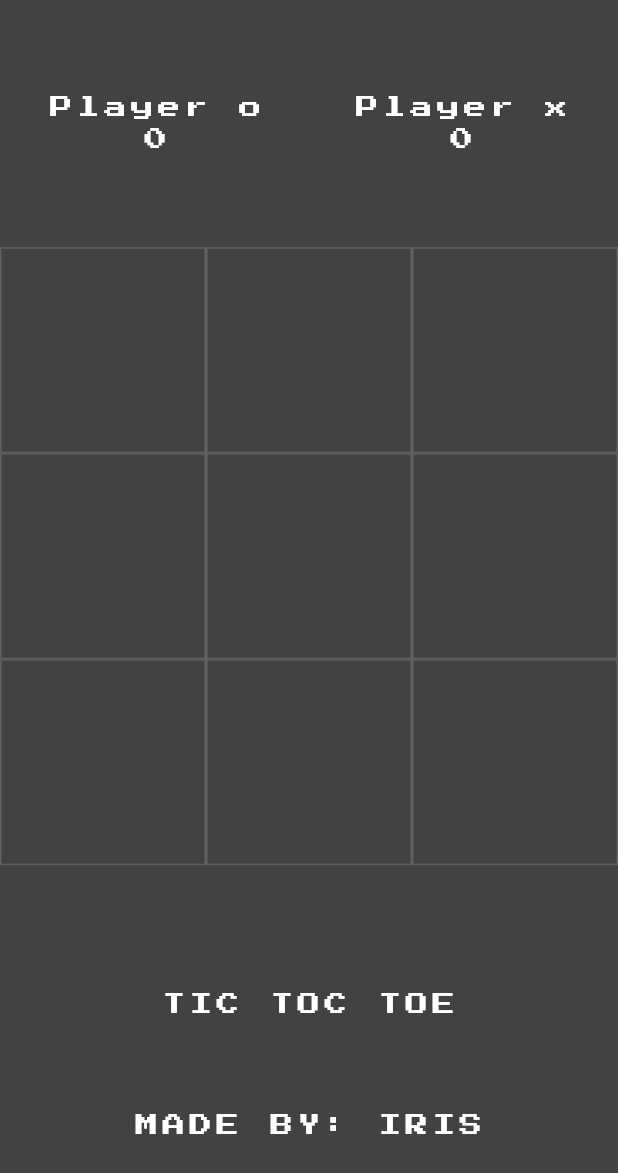
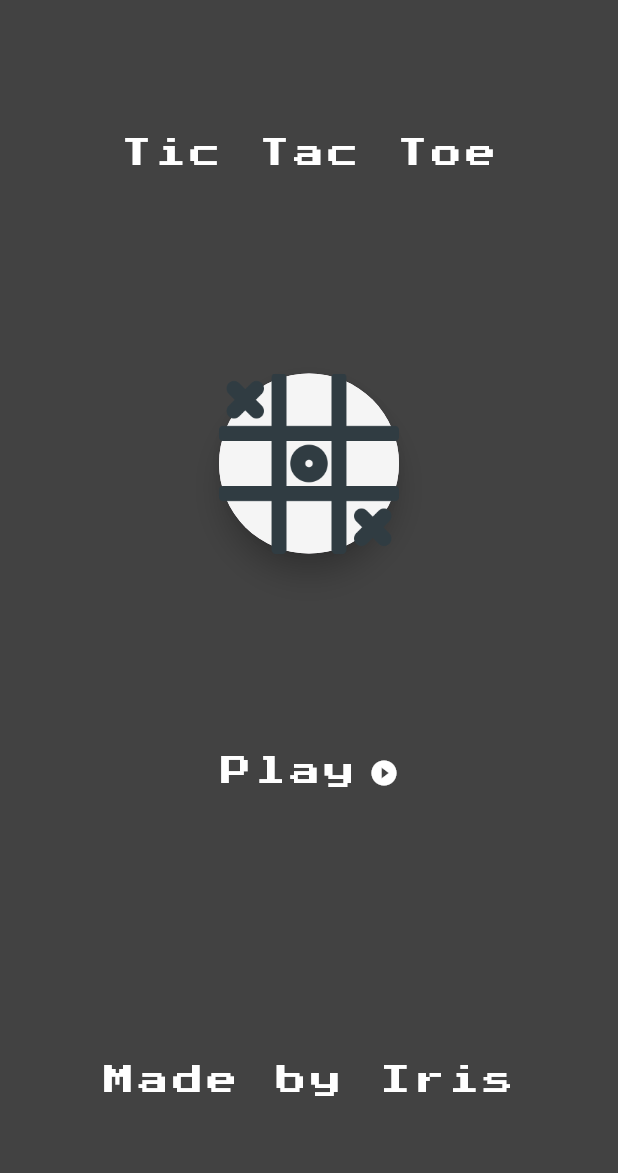
Before and after one commit to vohoangloc123/TicTacToe, a Flutter app: the screen it shows after launch, on a phone screen of 412 x 824 dp. Shown: the top 1173 px of the screen. Run offline on Flutter 3.47's test engine with Material 3 defaults, Android fonts, the phone set to English and light mode, and no system bars; drawn by our look-alikes of avatar_glow; our stand-ins replace google_fonts.

Commit message:
added avatar glow for logo and intro Screen

```diff
--- a/lib/main.dart
+++ b/lib/main.dart
@@ -1,5 +1,7 @@
+import 'package:avatar_glow/avatar_glow.dart';
 import 'package:flutter/material.dart';
 import 'package:google_fonts/google_fonts.dart';
+import 'homepage.dart';
 
 void main() {
   runApp(const MyApp());
@@ -12,97 +14,95 @@ class MyApp extends StatelessWidget {
   Widget build(BuildContext context) {
     return MaterialApp(
       debugShowCheckedModeBanner: false,
-      home: HomePage(),
+      home: IntroScreen(),
     );
   }
 }
 
-class HomePage extends StatefulWidget {
-  const HomePage({super.key});
-
+class IntroScreen extends StatefulWidget {
   @override
-  State<HomePage> createState() => _HomePageState();
+  State<StatefulWidget> createState() {
+    return _IntroScreenState();
+  }
 }
 
-class _HomePageState extends State<HomePage> {
-  bool ohTurn = true;
-  List<String> displayExOh = ['', '', '', '', '', '', '', '', ''];
-  var myTextStyle = TextStyle(color: Colors.white, fontSize: 30);
-  int ohScore = 0;
-  int exScore = 0;
-  int filledBoxes = 0;
-  static var myNewFont = GoogleFonts.pressStart2p(
-      textStyle: TextStyle(color: Colors.black, letterSpacing: 3));
+class _IntroScreenState extends State<IntroScreen> {
   static var MyNewFontWhite = GoogleFonts.pressStart2p(
-      textStyle: TextStyle(color: Colors.white, letterSpacing: 3, fontSize: 15));
+      textStyle: TextStyle(color: Colors.white, letterSpacing: 3, fontSize: 20));
   @override
   Widget build(BuildContext context) {
     return Scaffold(
       backgroundColor: Colors.grey[800],
       body: Column(
-        children: <Widget>[
+        children: [
           Expanded(
-            child: Row(
-              mainAxisAlignment: MainAxisAlignment.center,
-              children: <Widget>[
-                Padding(
-                  padding: const EdgeInsets.all(30.0),
-                  child: Column(
-                    mainAxisAlignment: MainAxisAlignment.center,
-                    children: [
-                      Text('Player o', style: MyNewFontWhite),
-                      Text(ohScore.toString(), style: MyNewFontWhite),
-                    ],
-                  ),
-                ),
-                Padding(
-                  padding: const EdgeInsets.all(30.0),
-                  child: Column(
-                    mainAxisAlignment: MainAxisAlignment.center,
-                    children: [
-                      Text('Player x', style: MyNewFontWhite),
-                      Text(exScore.toString(), style: MyNewFontWhite),
-                    ],
-                  ),
-                ),
-              ],
+            flex: 3,
+            child: Center(
+              child: Text(
+                'Tic Tac Toe',
+                style: MyNewFontWhite,
+              ),
             ),
           ),
           Expanded(
             flex: 3,
-            child: GridView.builder(
-              itemCount: 9,
-              gridDelegate:
-                  SliverGridDelegateWithFixedCrossAxisCount(crossAxisCount: 3),
-              itemBuilder: (BuildContext content, int index) {
-                return GestureDetector(
-                  onTap: () {
-                    _tapped(index);
-                  },
-                  child: Container(
-                    decoration: BoxDecoration(
-                        border: Border.all(color: Colors.grey[700]!)),
-                    child: Center(
-                      child: Text(
-                        displayExOh[index],
-                        style: TextStyle(color: Colors.white, fontSize: 40),
-                      ),
-                    ),
+            child: Center(
+              child: AvatarGlow(
+                glowColor: Colors.white,
+                duration: Duration(milliseconds: 2000),
+                repeat: true,
+
+                child: Material(
+                  elevation: 8.0,
+                  shape: CircleBorder(),
+                  child: CircleAvatar(
+                    backgroundColor: Colors.grey[100],
+                    child: Image.asset('lib/images/tictactoelogo.png'),
+                    radius: 60.0,
                   ),
-                );
-              },
+                ),
+              ),
             ),
           ),
           Expanded(
-            child: Container(
-              color: Colors.grey[800]!,
-              child: Center(
-                child: Column(
-                  children: <Widget>[
-                    Text('TIC TOC TOE', style: MyNewFontWhite),
-                    SizedBox(height: 60,),
-                    Text('MADE BY: IRIS', style: MyNewFontWhite),
-                    SizedBox(height: 20,),
+            flex: 3,
+            child: Center(
+              child: GestureDetector(
+                onTap: () {
+                  Navigator.push(
+                    context,
+                    MaterialPageRoute(builder: (context) => HomePage()),
+                  );
+                },
+                child: Row(
+                  mainAxisSize: MainAxisSize.min,
+                  children: [
+                    Text(
+                      'Play',
+                      style: MyNewFontWhite,
+                    ),
+                    SizedBox(width: 8),
+                    Icon(
+                      Icons.play_circle_fill,
+                      color: Colors.white,
+                      size: 20,
+                    ),
+                  ],
+                ),
+              ),
+            ),
+          ),
+          Expanded(
+            flex: 3,
+            child: Center(
+              child: GestureDetector(
+                child: Row(
+                  mainAxisSize: MainAxisSize.min,
+                  children: [
+                    Text(
+                      'Made by Iris',
+                      style: MyNewFontWhite,
+                    ),
                   ],
                 ),
               ),
@@ -112,122 +112,4 @@ class _HomePageState extends State<HomePage> {
       ),
     );
   }
-
-  void _tapped(int index) {
-    setState(() {
-      if (ohTurn && displayExOh[index] == '') {
-        displayExOh[index] = 'o';
-        filledBoxes += 1;
-      } else if (!ohTurn && displayExOh[index] == '') {
-        displayExOh[index] = 'x';
-        filledBoxes += 1;
-      }
-      ohTurn = !ohTurn;
-      _checkWinner();
-    });
-  }
-
-  void _checkWinner() {
-    // Kiểm tra hàng ngang
-    if (displayExOh[0] == displayExOh[1] &&
-        displayExOh[0] == displayExOh[2] &&
-        displayExOh[0] != '') {
-      _showWinDialog(displayExOh[0]);
-    } else if (displayExOh[3] == displayExOh[4] &&
-        displayExOh[3] == displayExOh[5] &&
-        displayExOh[3] != '') {
-      _showWinDialog(displayExOh[3]);
-    } else if (displayExOh[6] == displayExOh[7] &&
-        displayExOh[6] == displayExOh[8] &&
-        displayExOh[6] != '') {
-      _showWinDialog(displayExOh[6]);
-    }
-
-    // Kiểm tra hàng dọc
-    else if (displayExOh[0] == displayExOh[3] &&
-        displayExOh[0] == displayExOh[6] &&
-        displayExOh[0] != '') {
-      _showWinDialog(displayExOh[0]);
-    } else if (displayExOh[1] == displayExOh[4] &&
-        displayExOh[1] == displayExOh[7] &&
-        displayExOh[1] != '') {
-      _showWinDialog(displayExOh[1]);
-    } else if (displayExOh[2] == displayExOh[5] &&
-        displayExOh[2] == displayExOh[8] &&
-        displayExOh[2] != '') {
-      _showWinDialog(displayExOh[2]);
-    }
-
-    // Kiểm tra đường chéo
-    else if (displayExOh[0] == displayExOh[4] &&
-        displayExOh[0] == displayExOh[8] &&
-        displayExOh[0] != '') {
-      _showWinDialog(displayExOh[0]);
-    } else if (displayExOh[2] == displayExOh[4] &&
-        displayExOh[2] == displayExOh[6] &&
-        displayExOh[2] != '') {
-      _showWinDialog(displayExOh[2]);
-    } else if (filledBoxes == 9) {
-      _showDrawDialog();
-    }
-  }
-
-  void _showDrawDialog() {
-    showDialog(
-      barrierDismissible:
-          false, //Để đảm bảo hộp thoại không thể bị loại bỏ bằng cách chạm vào bên ngoài hộp thoại
-      context: context,
-      builder: (BuildContext context) {
-        return AlertDialog(
-          title: Text('DRAW'),
-          actions: <Widget>[
-            TextButton(
-              child: Text('Play Again!'),
-              onPressed: () {
-                _clearBoard();
-                Navigator.of(context).pop();
-              },
-            )
-          ],
-        );
-      },
-    );
-  }
-
-  void _showWinDialog(String winner) {
-    showDialog(
-      barrierDismissible:
-          false, //Để đảm bảo hộp thoại không thể bị loại bỏ bằng cách chạm vào bên ngoài hộp thoại
-      context: context,
-      builder: (BuildContext context) {
-        return AlertDialog(
-          title: Text('Winner: ' + winner),
-          actions: <Widget>[
-            TextButton(
-              child: Text('Play Again!'),
-              onPressed: () {
-                _clearBoard();
-                Navigator.of(context).pop();
-              },
-            )
-          ],
-        );
-      },
-    );
-    if (winner == 'o') {
-      ohScore += 1;
-    } else if (winner == 'x') {
-      exScore += 1;
-    }
-    filledBoxes=0;
-    _clearBoard();
-  }
-
-  void _clearBoard() {
-    setState(() {
-      for (int i = 0; i < 9; i++) {
-        displayExOh[i] = '';
-      }
-    });
-  }
 }
--- a/pubspec.yaml
+++ b/pubspec.yaml
@@ -32,9 +32,9 @@ dependencies:
     sdk: flutter
   google_fonts: ^6.2.1
   cupertino_icons: ^1.0.6
+  avatar_glow: ^3.0.1
+  # Optional: Commented-out dependencies should be formatted correctly if uncommented later.
 
-  # Optional: Commented-out dependencies should be formatted correctly if uncommented later.
-  #  avatar_glow:
 
   # The following adds the Cupertino Icons font to your application.
   # Use with the CupertinoIcons class for iOS style icons.
```
Also changed, not shown: lib/homepage.dart (added, +217 -0 lines), lib/images/tictactoelogo.png, pubspec.lock.
